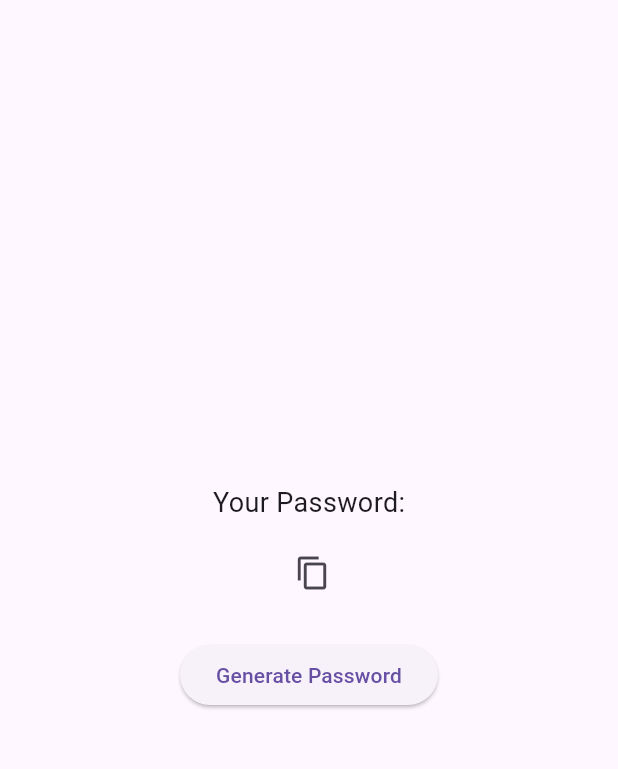
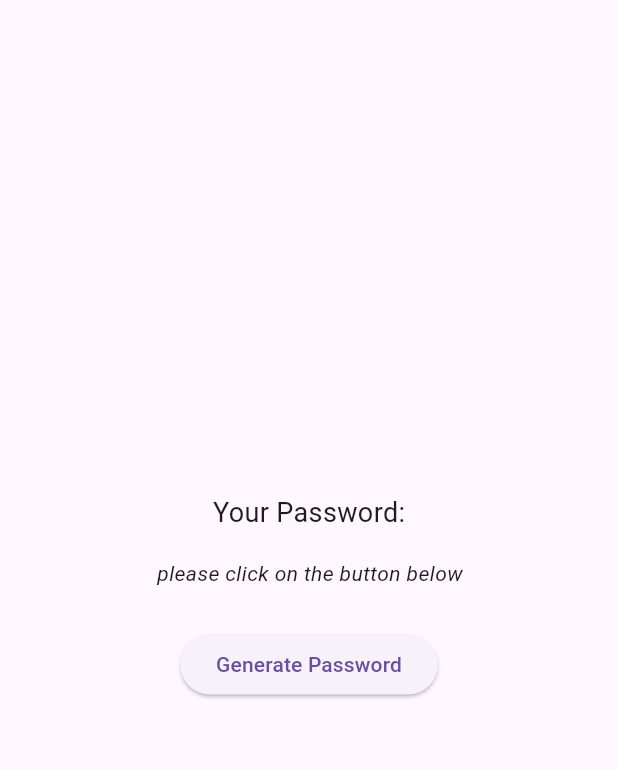
Before and after one commit to i-am-amal/Password-Generator, a Flutter app: the screen it shows after launch, on a phone screen of 412 x 824 dp, the part 63-832 px from its top. Run offline on Flutter 3.47's test engine with Material 3 defaults, Android fonts, the phone set to English and light mode, and no system bars.

Commit message:
session handled on icon button

```diff
--- a/lib/screens/home_page.dart
+++ b/lib/screens/home_page.dart
@@ -53,26 +53,44 @@ class _PasswordGeneratorState extends State<PasswordGenerator> {
                 const SizedBox(
                   width: 5,
                 ),
-                IconButton(
+                // IconButton(
+                //     onPressed: () {
+                //       if (_password.isNotEmpty) {
+                //         Clipboard.setData(ClipboardData(text: _password))
+                //             .then((_) {
+                //           ScaffoldMessenger.of(context).showSnackBar(
+                //               const SnackBar(
+                //                   content:
+                //                       Text("Password copied to clipboard")));
+                //         });
+                //       } else {
+                //         ScaffoldMessenger.of(context).showSnackBar(
+                //           const SnackBar(
+                //             content: Text(
+                //                 "Password is empty...please generate a password"),
+                //           ),
+                //         );
+                //       }
+                //     },
+                //     icon: const Icon(Icons.copy_outlined))
+                _password.isNotEmpty
+                    ? IconButton(
                         onPressed: () {
-                      if (_password.isNotEmpty) {
                           Clipboard.setData(ClipboardData(text: _password))
                               .then((_) {
                             ScaffoldMessenger.of(context).showSnackBar(
                               const SnackBar(
-                                  content:
-                                      Text("Password copied to clipboard")));
-                        });
-                      } else {
-                        ScaffoldMessenger.of(context).showSnackBar(
-                          const SnackBar(
-                            content: Text(
-                                "Password is empty...please generate a password"),
+                                content: Text("Password copied to clipboard"),
                               ),
                             );
-                      }
+                          });
                         },
-                    icon: const Icon(Icons.copy_outlined))
+                        icon: const Icon(Icons.copy_outlined),
+                      )
+                    : const Text(
+                        "please click on the button below ",
+                        style: TextStyle(fontStyle: FontStyle.italic),
+                      ), // Empty C
               ],
             ),
             const SizedBox(height: 20),
```
Lines whose indentation alone changed are shown as unchanged.
